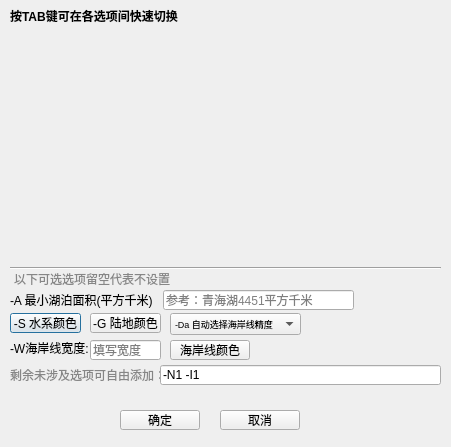
Old version of the form src/gmt_pscoast.ui in the repository CovMat/GMT-mini-GUI.
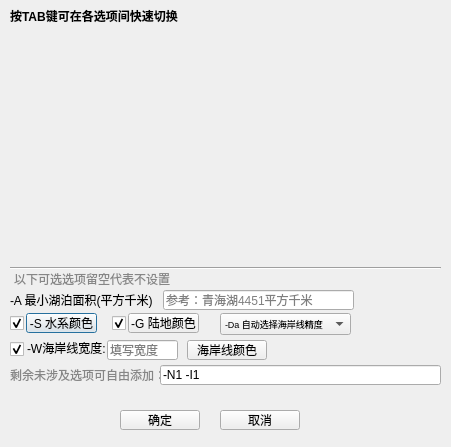
New version of the form.

Commit message:
update pstext psxy pscoast
update pstext psxy pscoast

Patch:
```diff
--- a/src/gmt_pscoast.ui
+++ b/src/gmt_pscoast.ui
@@ -123,7 +123,7 @@
   <widget class="QPushButton" name="sea_color">
    <property name="geometry">
     <rect>
-     <x>10</x>
+     <x>26</x>
      <y>313</y>
      <width>71</width>
      <height>20</height>
@@ -136,7 +136,7 @@
   <widget class="QPushButton" name="dry_color">
    <property name="geometry">
     <rect>
-     <x>90</x>
+     <x>128</x>
      <y>313</y>
      <width>71</width>
      <height>20</height>
@@ -149,7 +149,7 @@
   <widget class="QComboBox" name="D_option">
    <property name="geometry">
     <rect>
-     <x>170</x>
+     <x>220</x>
      <y>313</y>
      <width>131</width>
      <height>22</height>
@@ -194,7 +194,7 @@
   <widget class="QLabel" name="label_4">
    <property name="geometry">
     <rect>
-     <x>10</x>
+     <x>27</x>
      <y>340</y>
      <width>91</width>
      <height>16</height>
@@ -207,7 +207,7 @@
   <widget class="QLineEdit" name="W_pen_w">
    <property name="geometry">
     <rect>
-     <x>90</x>
+     <x>107</x>
      <y>340</y>
      <width>71</width>
      <height>20</height>
@@ -220,7 +220,7 @@
   <widget class="QPushButton" name="W_pen_color">
    <property name="geometry">
     <rect>
-     <x>170</x>
+     <x>187</x>
      <y>340</y>
      <width>80</width>
      <height>20</height>
@@ -282,6 +282,54 @@
     <string>取消</string>
    </property>
   </widget>
+  <widget class="QCheckBox" name="use_S">
+   <property name="geometry">
+    <rect>
+     <x>10</x>
+     <y>314</y>
+     <width>31</width>
+     <height>18</height>
+    </rect>
+   </property>
+   <property name="text">
+    <string/>
+   </property>
+   <property name="checked">
+    <bool>true</bool>
+   </property>
+  </widget>
+  <widget class="QCheckBox" name="use_G">
+   <property name="geometry">
+    <rect>
+     <x>112</x>
+     <y>314</y>
+     <width>31</width>
+     <height>18</height>
+    </rect>
+   </property>
+   <property name="text">
+    <string/>
+   </property>
+   <property name="checked">
+    <bool>true</bool>
+   </property>
+  </widget>
+  <widget class="QCheckBox" name="use_W">
+   <property name="geometry">
+    <rect>
+     <x>10</x>
+     <y>340</y>
+     <width>31</width>
+     <height>18</height>
+    </rect>
+   </property>
+   <property name="text">
+    <string/>
+   </property>
+   <property name="checked">
+    <bool>true</bool>
+   </property>
+  </widget>
  </widget>
  <resources/>
  <connections/>
```
Left out of the diff: 14 changed lines with no effect on the pictures. The commit also changes 8 other files.
